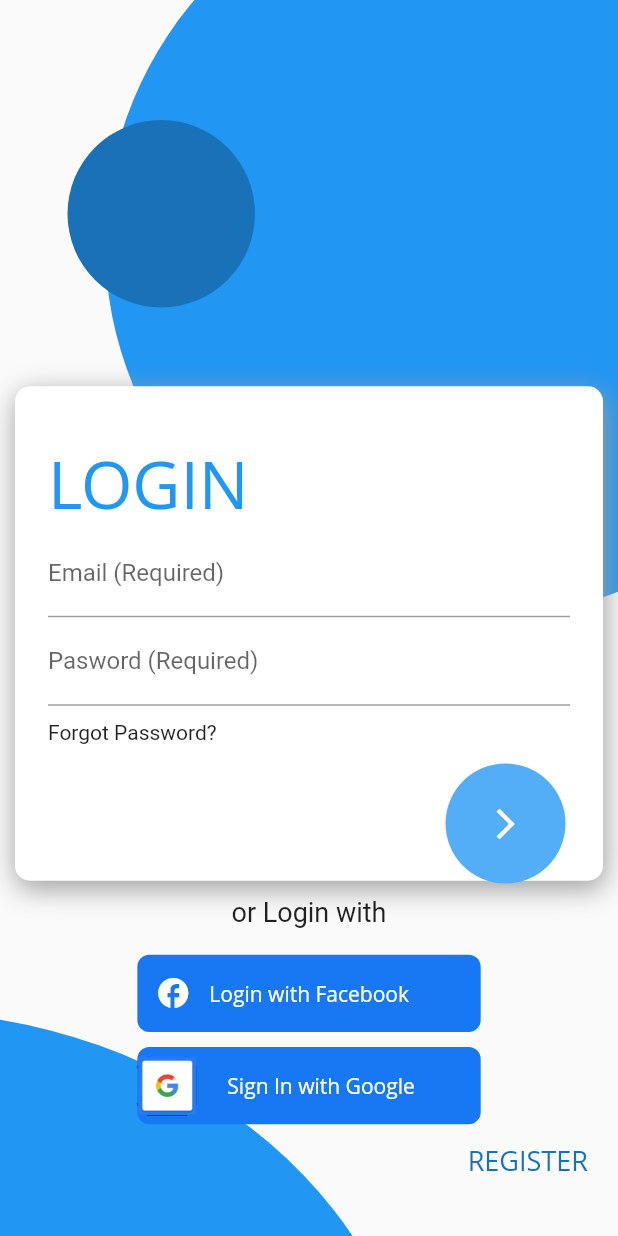
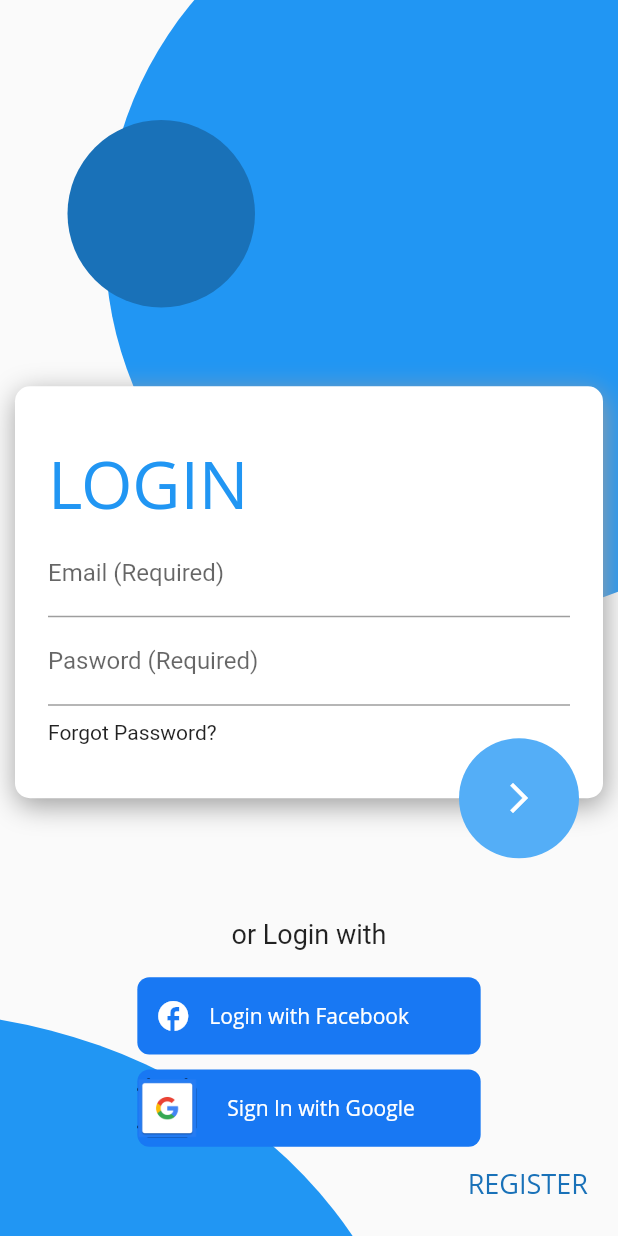
Before and after one commit to navaneethku/photos-api, a Flutter app: the screen it shows after launch, on a phone screen of 412 x 824 dp. Run offline on Flutter 3.47's test engine with Material 2 defaults, Android fonts, the light colour scheme and no system bars; our stand-ins replace get; Roboto replaces fonts that are missing (Open Sans).

Commit message:
improved responsiveness of forward button in REGISTER page

```diff
--- a/navaneeth_app/lib/app/modules/Register/views/register_view.dart
+++ b/navaneeth_app/lib/app/modules/Register/views/register_view.dart
@@ -69,7 +69,7 @@ class RegisterView extends GetView<RegisterController> {
                         ),
                         Container(
                           width: width - 20,
-                          height: height / 2.5,
+                          height: height / 3,
                           padding: EdgeInsets.fromLTRB(10, 20, 10, 10),
                           decoration: BoxDecoration(
                               boxShadow: [
@@ -124,6 +124,35 @@ class RegisterView extends GetView<RegisterController> {
                               ],
                             )),
                           ),
+                        ),
+                        Stack(children: [
+                          Positioned(
+                            child: Align(
+                              alignment: Alignment.bottomRight,
+                              heightFactor: 0.5,
+                              widthFactor: 4.5,
+                              child: Container(
+                                width: 80,
+                                height: 80,
+                                decoration: const BoxDecoration(
+                                  color: Color.fromARGB(255, 84, 174, 247),
+                                  shape: BoxShape.circle,
+                                ),
+                                child: IconButton(
+                                  onPressed: () {
+                                    Get.to(
+                                      () => HomeView(),
+                                    );
+                                  },
+                                  icon: const Icon(Icons.arrow_forward_ios),
+                                  color: Colors.white,
+                                ),
+                              ),
+                            ),
+                          ),
+                        ]),
+                        SizedBox(
+                          height: 30,
                         ),
                         Container(
                           height: height / 5,
@@ -205,27 +234,6 @@ class RegisterView extends GetView<RegisterController> {
                             )),
                       ],
                     )),
-                    Positioned(
-                      bottom: 235,
-                      right: 35,
-                      child: Container(
-                        width: 80,
-                        height: 80,
-                        decoration: const BoxDecoration(
-                          color: Color.fromARGB(255, 84, 174, 247),
-                          shape: BoxShape.circle,
-                        ),
-                        child: IconButton(
-                          onPressed: () {
-                            Get.to(
-                              () => HomeView(),
-                            );
-                          },
-                          icon: const Icon(Icons.arrow_forward_ios),
-                          color: Colors.white,
-                        ),
-                      ),
-                    ),
                   ],
                 ),
               ),
```
